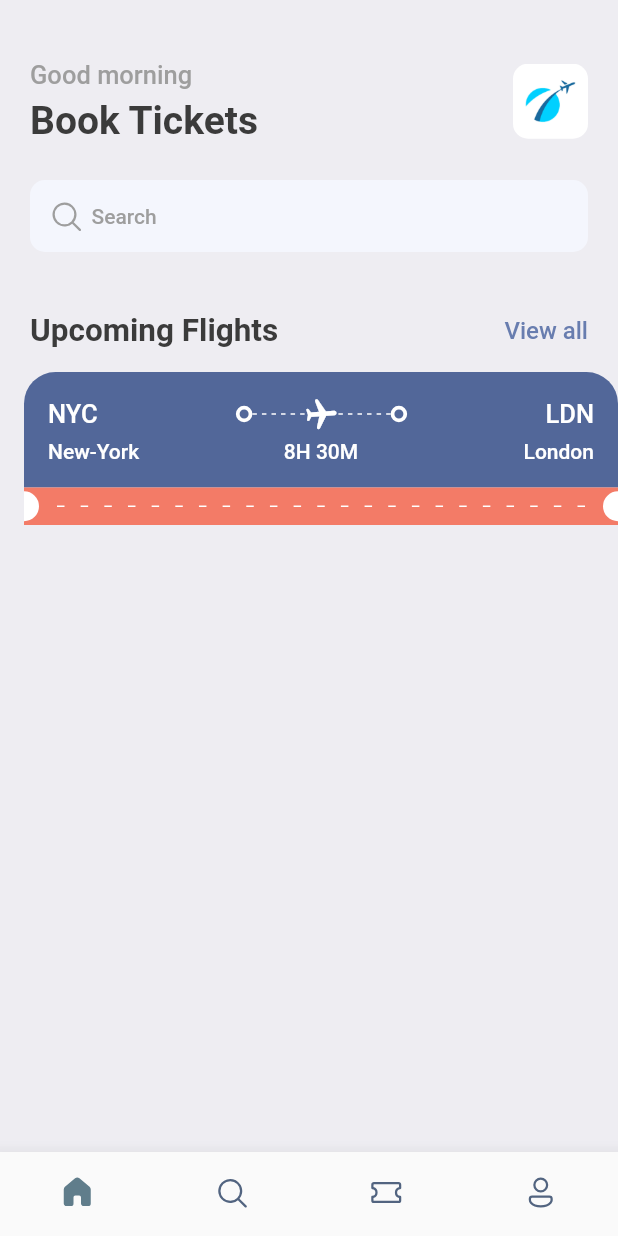
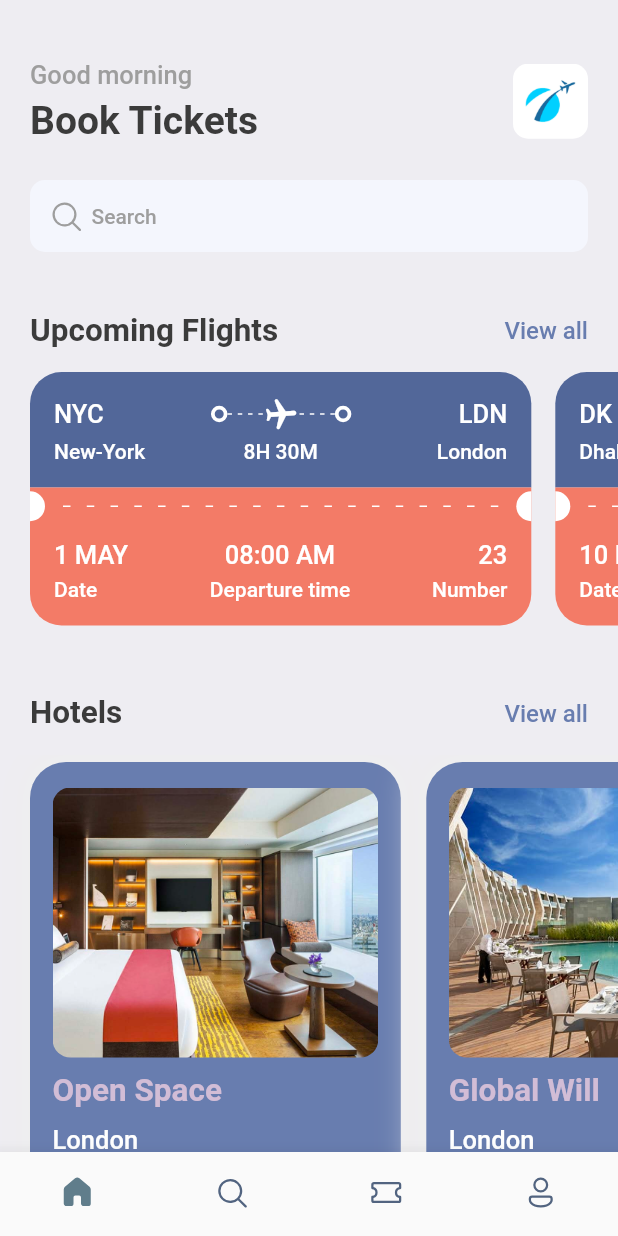
Before and after one commit to Ganeshshinde-2003/Flutter-Ticket-Booking-App, a Flutter app: the screen it shows after launch, on a phone screen of 412 x 824 dp. Run offline on Flutter 3.47's test engine with Material 2 defaults, Android fonts, the phone set to English and light mode, and no system bars; our stand-ins replace fluentui_icons, gap.

Commit message:
Created the home screen

```diff
--- a/lib/screens/home_screen.dart
+++ b/lib/screens/home_screen.dart
@@ -1,7 +1,9 @@
 import 'package:flutter/material.dart';
+import 'package:ticketbooking/utils/app_info_list.dart';
 import 'package:ticketbooking/utils/app_styles.dart';
 import 'package:gap/gap.dart';
 import 'package:fluentui_icons/fluentui_icons.dart';
+import 'package:ticketbooking/utils/hotel_view.dart';
 import 'package:ticketbooking/utils/ticket_view.dart';
 
 class HomeScreen extends StatelessWidget {
@@ -100,7 +102,54 @@
             ),
           ),
           const Gap(15),
-          const TiketView()
+          SingleChildScrollView(
+            scrollDirection: Axis.horizontal,
+            padding: const EdgeInsets.only(left: 20),
+            child: Row(
+              children: ticketList
+                  .map(
+                    (ticket) => TiketView(ticket: ticket),
+                  )
+                  .toList(),
+            ),
+          ),
+          const Gap(15),
+          Container(
+            padding: const EdgeInsets.symmetric(horizontal: 20),
+            child: Row(
+              mainAxisAlignment: MainAxisAlignment.spaceBetween,
+              crossAxisAlignment: CrossAxisAlignment.center,
+              children: [
+                Text(
+                  "Hotels",
+                  style: Styles.headLineStyle2,
+                ),
+                InkWell(
+                  onTap: () {
+                    print("HII THERE");
+                  },
+                  child: Text(
+                    "View all",
+                    style: Styles.textStyle.copyWith(
+                      color: Styles.primaryColor,
+                    ),
+                  ),
+                ),
+              ],
+            ),
+          ),
+          const Gap(15),
+          SingleChildScrollView(
+            scrollDirection: Axis.horizontal,
+            padding: const EdgeInsets.only(left: 20),
+            child: Row(
+              children: hotelList
+                  .map(
+                    (hotel) => HotelViewScreen(hotel: hotel),
+                  )
+                  .toList(),
+            ),
+          ),
         ],
       ),
     );
--- /dev/null
+++ b/lib/utils/app_info_list.dart
@@ -0,0 +1,39 @@
+List<Map<String, dynamic>> hotelList = [
+  {
+    'image': 'one.png',
+    'place': 'Open Space',
+    'destination': 'London',
+    'price': 25
+  },
+  {
+    'image': 'two.png',
+    'place': 'Global Will',
+    'destination': 'London',
+    'price': 40
+  },
+  {
+    'image': 'three.png',
+    'place': 'Tallest Building',
+    'destination': 'Dubai',
+    'price': 68
+  },
+];
+
+List<Map<String, dynamic>> ticketList = [
+  {
+    'from': {'code': "NYC", 'name': "New-York"},
+    'to': {'code': "LDN", 'name': "London"},
+    'flying_time': '8H 30M',
+    'date': "1 MAY",
+    'departure_time': "08:00 AM",
+    "number": 23
+  },
+  {
+    'from': {'code': "DK", 'name': "Dhaka"},
+    'to': {'code': "SH", 'name': "Shanghai"},
+    'flying_time': '4H 20M',
+    'date': "10 MAY",
+    'departure_time': "09:00 AM",
+    "number": 45
+  },
+];
--- a/lib/utils/app_styles.dart
+++ b/lib/utils/app_styles.dart
@@ -7,6 +7,7 @@
   static Color textColor = const Color(0xff3b3b3b);
   static Color bgColor = const Color(0xffeeedf2);
   static Color orangeColor = const Color(0xfff37b67);
+  static Color kakiColor = const Color(0xffd2bdd6);
 
   static TextStyle textStyle = TextStyle(
     fontSize: 16,
--- /dev/null
+++ b/lib/utils/hotel_view.dart
@@ -0,0 +1,78 @@
+import 'package:flutter/material.dart';
+import 'package:ticketbooking/utils/app_layout.dart';
+import 'package:ticketbooking/utils/app_styles.dart';
+import 'package:gap/gap.dart';
+
+class HotelViewScreen extends StatelessWidget {
+  final Map<String, dynamic> hotel;
+  const HotelViewScreen({
+    super.key,
+    required this.hotel,
+  });
+
+  @override
+  Widget build(BuildContext context) {
+    final size = AppLayout.getSize(context);
+    return Container(
+      padding: const EdgeInsets.symmetric(
+        horizontal: 15,
+        vertical: 17,
+      ),
+      margin: const EdgeInsets.only(
+        right: 17,
+        top: 5,
+        bottom: 20,
+      ),
+      decoration: BoxDecoration(
+        color: Styles.primaryColor,
+        borderRadius: BorderRadius.circular(24),
+        boxShadow: [
+          BoxShadow(
+            color: Colors.grey.shade200,
+            blurRadius: 20,
+            spreadRadius: 5,
+          ),
+        ],
+      ),
+      width: size.width * 0.6,
+      height: 350,
+      child: Column(
+        crossAxisAlignment: CrossAxisAlignment.start,
+        children: [
+          Container(
+            height: 180,
+            decoration: BoxDecoration(
+              borderRadius: BorderRadius.circular(12),
+              color: Styles.primaryColor,
+              image: DecorationImage(
+                fit: BoxFit.cover,
+                image: AssetImage("assets/images/${hotel['image']}"),
+              ),
+            ),
+          ),
+          const Gap(10),
+          Text(
+            hotel['place'],
+            style: Styles.headLineStyle2.copyWith(
+              color: Styles.kakiColor,
+            ),
+          ),
+          const Gap(10),
+          Text(
+            hotel['destination'],
+            style: Styles.headLineStyle3.copyWith(
+              color: Colors.white,
+            ),
+          ),
+          const Gap(8),
+          Text(
+            "\$${hotel['price']}/night",
+            style: Styles.headLineStyle.copyWith(
+              color: Styles.kakiColor,
+            ),
+          ),
+        ],
+      ),
+    );
+  }
+}
--- a/lib/utils/ticket_view.dart
+++ b/lib/utils/ticket_view.dart
@@ -5,17 +5,21 @@
 import 'package:gap/gap.dart';
 
 class TiketView extends StatelessWidget {
-  const TiketView({super.key});
+  final Map<String, dynamic> ticket;
+  const TiketView({
+    super.key,
+    required this.ticket,
+  });
 
   @override
   Widget build(BuildContext context) {
     final size = AppLayout.getSize(context);
 
     return SizedBox(
-      width: size.width,
+      width: size.width * 0.85,
       height: 200,
       child: Container(
-        margin: const EdgeInsets.only(left: 16),
+        margin: const EdgeInsets.only(right: 16),
         child: Column(
           children: [
             Container(
@@ -32,7 +36,7 @@
                   Row(
                     children: [
                       Text(
-                        "NYC",
+                        ticket['from']['code'],
                         style: Styles.headLineStyle3.copyWith(
                           color: Colors.white,
                         ),
@@ -83,7 +87,7 @@
                       const ThinkContainer(),
                       Expanded(child: Container()),
                       Text(
-                        "LDN",
+                        ticket['to']['code'],
                         style: Styles.headLineStyle3.copyWith(
                           color: Colors.white,
                         ),
@@ -97,14 +101,14 @@
                       SizedBox(
                         width: 100,
                         child: Text(
-                          "New-York",
+                          ticket['from']['name'],
                           style: Styles.headLineStyle4.copyWith(
                             color: Colors.white,
                           ),
                         ),
                       ),
                       Text(
-                        "8H 30M",
+                        ticket['flying_time'],
                         style: Styles.headLineStyle4.copyWith(
                           color: Colors.white,
                         ),
@@ -112,7 +116,7 @@
                       SizedBox(
                         width: 100,
                         child: Text(
-                          "London",
+                          ticket['to']['name'],
                           textAlign: TextAlign.end,
                           style: Styles.headLineStyle4.copyWith(
                             color: Colors.white,
@@ -182,7 +186,85 @@
                   ),
                 ],
               ),
-            )
+            ),
+            Container(
+              decoration: BoxDecoration(
+                color: Styles.orangeColor,
+                borderRadius: const BorderRadius.only(
+                  bottomLeft: Radius.circular(21),
+                  bottomRight: Radius.circular(21),
+                ),
+              ),
+              padding: const EdgeInsets.only(
+                left: 16,
+                top: 10,
+                right: 16,
+                bottom: 16,
+              ),
+              child: Column(
+                children: [
+                  Row(
+                    mainAxisAlignment: MainAxisAlignment.spaceBetween,
+                    children: [
+                      Column(
+                        crossAxisAlignment: CrossAxisAlignment.start,
+                        children: [
+                          Text(
+                            ticket['date'],
+                            style: Styles.headLineStyle3.copyWith(
+                              color: Colors.white,
+                            ),
+                          ),
+                          const Gap(5),
+                          Text(
+                            "Date",
+                            style: Styles.headLineStyle4.copyWith(
+                              color: Colors.white,
+                            ),
+                          ),
+                        ],
+                      ),
+                      Column(
+                        crossAxisAlignment: CrossAxisAlignment.center,
+                        children: [
+                          Text(
+                            ticket['departure_time'],
+                            style: Styles.headLineStyle3.copyWith(
+                              color: Colors.white,
+                            ),
+                          ),
+                          const Gap(5),
+                          Text(
+                            "Departure time",
+                            style: Styles.headLineStyle4.copyWith(
+                              color: Colors.white,
+                            ),
+                          ),
+                        ],
+                      ),
+                      Column(
+                        crossAxisAlignment: CrossAxisAlignment.end,
+                        children: [
+                          Text(
+                            ticket['number'].toString(),
+                            style: Styles.headLineStyle3.copyWith(
+                              color: Colors.white,
+                            ),
+                          ),
+                          const Gap(5),
+                          Text(
+                            "Number",
+                            style: Styles.headLineStyle4.copyWith(
+                              color: Colors.white,
+                            ),
+                          ),
+                        ],
+                      ),
+                    ],
+                  )
+                ],
+              ),
+            ),
           ],
         ),
       ),
```
